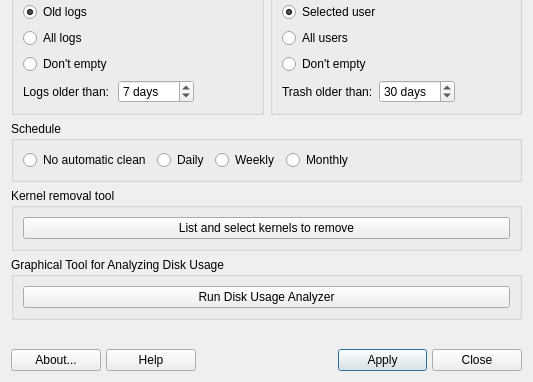
Before: the Qt Designer form mainwindow.ui in MX-Linux/mx-cleanup, drawn with Qt 5; both pictures show x 0 to 533 and y 240 to 622 of the 533 by 622 pixel window.
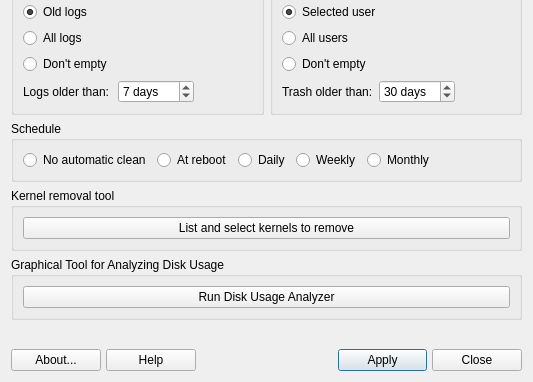
After: the same form once the commit is applied. Icons and pictures are not drawn.

Commit message: Add option to run cleanup script at @reboot

Patch:
```diff
--- a/mainwindow.ui
+++ b/mainwindow.ui
@@ -491,6 +491,13 @@
         </property>
        </widget>
       </item>
+      <item>
+       <widget class="QRadioButton" name="radioReboot">
+        <property name="text">
+         <string>At reboot</string>
+        </property>
+       </widget>
+      </item>
       <item>
        <widget class="QRadioButton" name="radioDaily">
         <property name="text">
```
Left out of the diff: 55 changed lines with no effect on the pictures. The commit also changes 2 other files.
